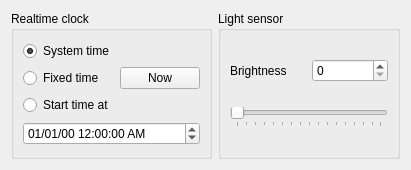
Old version of the form Libretro/mgba/src/platform/qt/SensorView.ui in the repository kiddreads/Avalon-copy2.
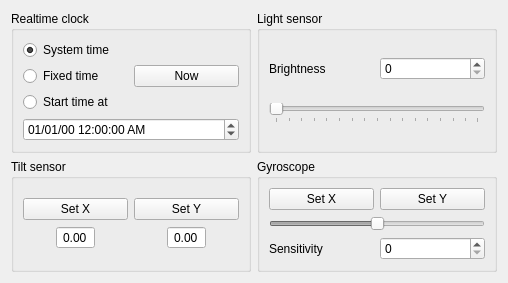
New version of the form.

Commit message: Qt: Add incomplete sensor mapping editor

The edit to the form file:
```diff
--- a/Libretro/mgba/src/platform/qt/SensorView.ui
+++ b/Libretro/mgba/src/platform/qt/SensorView.ui
@@ -6,8 +6,8 @@
    <rect>
     <x>0</x>
     <y>0</y>
-    <width>411</width>
-    <height>170</height>
+    <width>508</width>
+    <height>258</height>
    </rect>
   </property>
   <property name="sizePolicy">
@@ -19,23 +19,15 @@
   <property name="windowTitle">
    <string>Sensors</string>
   </property>
+  <layout class="QVBoxLayout" name="verticalLayout">
+   <item>
   <layout class="QHBoxLayout" name="horizontalLayout">
    <item>
     <widget class="QGroupBox" name="groupBox">
      <property name="title">
       <string>Realtime clock</string>
      </property>
-     <layout class="QGridLayout" name="gridLayout_3">
-      <item row="2" column="0">
-       <widget class="QRadioButton" name="timeFakeEpoch">
-        <property name="text">
-         <string>Start time at</string>
-        </property>
-        <attribute name="buttonGroup">
-         <string notr="true">timeButtons</string>
-        </attribute>
-       </widget>
-      </item>
+       <layout class="QGridLayout" name="gridLayout_4">
       <item row="1" column="0">
        <widget class="QRadioButton" name="timeFixed">
         <property name="text">
@@ -59,6 +51,23 @@
         </attribute>
        </widget>
       </item>
+        <item row="2" column="0">
+         <widget class="QRadioButton" name="timeFakeEpoch">
+          <property name="text">
+           <string>Start time at</string>
+          </property>
+          <attribute name="buttonGroup">
+           <string notr="true">timeButtons</string>
+          </attribute>
+         </widget>
+        </item>
+        <item row="0" column="1" rowspan="3">
+         <widget class="QPushButton" name="timeNow">
+          <property name="text">
+           <string>Now</string>
+          </property>
+         </widget>
+        </item>
       <item row="3" column="0" colspan="2">
        <widget class="QDateTimeEdit" name="time">
         <property name="wrapping">
@@ -68,7 +77,7 @@
          <date>
           <year>2100</year>
           <month>1</month>
-          <day>2</day>
+            <day>6</day>
          </date>
         </property>
         <property name="minimumDate">
@@ -89,13 +98,6 @@
         </property>
        </widget>
       </item>
-      <item row="0" column="1" rowspan="3">
-       <widget class="QPushButton" name="timeNow">
-        <property name="text">
-         <string>Now</string>
-        </property>
-       </widget>
-      </item>
      </layout>
     </widget>
    </item>
@@ -104,9 +106,9 @@
      <property name="title">
       <string>Light sensor</string>
      </property>
-     <layout class="QGridLayout" name="gridLayout_4">
+       <layout class="QGridLayout" name="gridLayout_6">
       <item row="0" column="0">
-       <widget class="QLabel" name="label_3">
+         <widget class="QLabel" name="label_4">
         <property name="text">
          <string>Brightness</string>
         </property>
@@ -137,6 +139,161 @@
       </item>
      </layout>
     </widget>
+     </item>
+    </layout>
+   </item>
+   <item>
+    <layout class="QHBoxLayout" name="horizontalLayout_2">
+     <item>
+      <widget class="QGroupBox" name="tilt">
+       <property name="title">
+        <string>Tilt sensor</string>
+       </property>
+       <layout class="QGridLayout" name="gridLayout_10">
+        <item row="0" column="0" colspan="2">
+         <layout class="QGridLayout" name="gridLayout_11">
+          <item row="0" column="1">
+           <widget class="QPushButton" name="tiltSetY">
+            <property name="text">
+             <string>Set Y</string>
+            </property>
+           </widget>
+          </item>
+          <item row="0" column="0">
+           <widget class="QPushButton" name="tiltSetX">
+            <property name="text">
+             <string>Set X</string>
+            </property>
+           </widget>
+          </item>
+          <item row="1" column="0" alignment="Qt::AlignHCenter">
+           <widget class="QDoubleSpinBox" name="tiltX">
+            <property name="sizePolicy">
+             <sizepolicy hsizetype="Ignored" vsizetype="Fixed">
+              <horstretch>0</horstretch>
+              <verstretch>0</verstretch>
+             </sizepolicy>
+            </property>
+            <property name="alignment">
+             <set>Qt::AlignCenter</set>
+            </property>
+            <property name="readOnly">
+             <bool>true</bool>
+            </property>
+            <property name="buttonSymbols">
+             <enum>QAbstractSpinBox::NoButtons</enum>
+            </property>
+            <property name="minimum">
+             <double>-1.000000000000000</double>
+            </property>
+            <property name="maximum">
+             <double>1.000000000000000</double>
+            </property>
+            <property name="singleStep">
+             <double>0.010000000000000</double>
+            </property>
+           </widget>
+          </item>
+          <item row="1" column="1" alignment="Qt::AlignHCenter">
+           <widget class="QDoubleSpinBox" name="tiltY">
+            <property name="sizePolicy">
+             <sizepolicy hsizetype="Ignored" vsizetype="Fixed">
+              <horstretch>0</horstretch>
+              <verstretch>0</verstretch>
+             </sizepolicy>
+            </property>
+            <property name="alignment">
+             <set>Qt::AlignCenter</set>
+            </property>
+            <property name="readOnly">
+             <bool>true</bool>
+            </property>
+            <property name="buttonSymbols">
+             <enum>QAbstractSpinBox::NoButtons</enum>
+            </property>
+            <property name="minimum">
+             <double>-1.000000000000000</double>
+            </property>
+            <property name="maximum">
+             <double>1.000000000000000</double>
+            </property>
+            <property name="singleStep">
+             <double>0.010000000000000</double>
+            </property>
+           </widget>
+          </item>
+         </layout>
+        </item>
+       </layout>
+      </widget>
+     </item>
+     <item>
+      <widget class="QGroupBox" name="gyro">
+       <property name="title">
+        <string>Gyroscope</string>
+       </property>
+       <layout class="QGridLayout" name="gridLayout_12">
+        <item row="0" column="0" colspan="2">
+         <layout class="QGridLayout" name="gridLayout_17">
+          <item row="0" column="1">
+           <widget class="QPushButton" name="gyroSetY">
+            <property name="text">
+             <string>Set Y</string>
+            </property>
+           </widget>
+          </item>
+          <item row="0" column="0">
+           <widget class="QPushButton" name="gyroSetX">
+            <property name="text">
+             <string>Set X</string>
+            </property>
+           </widget>
+          </item>
+          <item row="2" column="0">
+           <widget class="QLabel" name="label_2">
+            <property name="text">
+             <string>Sensitivity</string>
+            </property>
+           </widget>
+          </item>
+          <item row="2" column="1">
+           <widget class="QDoubleSpinBox" name="gyroSensitivity">
+            <property name="decimals">
+             <number>0</number>
+            </property>
+            <property name="maximum">
+             <double>1000.000000000000000</double>
+            </property>
+           </widget>
+          </item>
+          <item row="1" column="0" colspan="2">
+           <widget class="QSlider" name="gyroView">
+            <property name="enabled">
+             <bool>false</bool>
+            </property>
+            <property name="minimum">
+             <number>-2147483647</number>
+            </property>
+            <property name="maximum">
+             <number>2147483647</number>
+            </property>
+            <property name="value">
+             <number>0</number>
+            </property>
+            <property name="tracking">
+             <bool>false</bool>
+            </property>
+            <property name="orientation">
+             <enum>Qt::Horizontal</enum>
+            </property>
+           </widget>
+          </item>
+         </layout>
+        </item>
+       </layout>
+      </widget>
+     </item>
+    </layout>
    </item>
   </layout>
  </widget>
```
Lines whose indentation alone changed are shown as unchanged. The commit also changes 5 other files.
